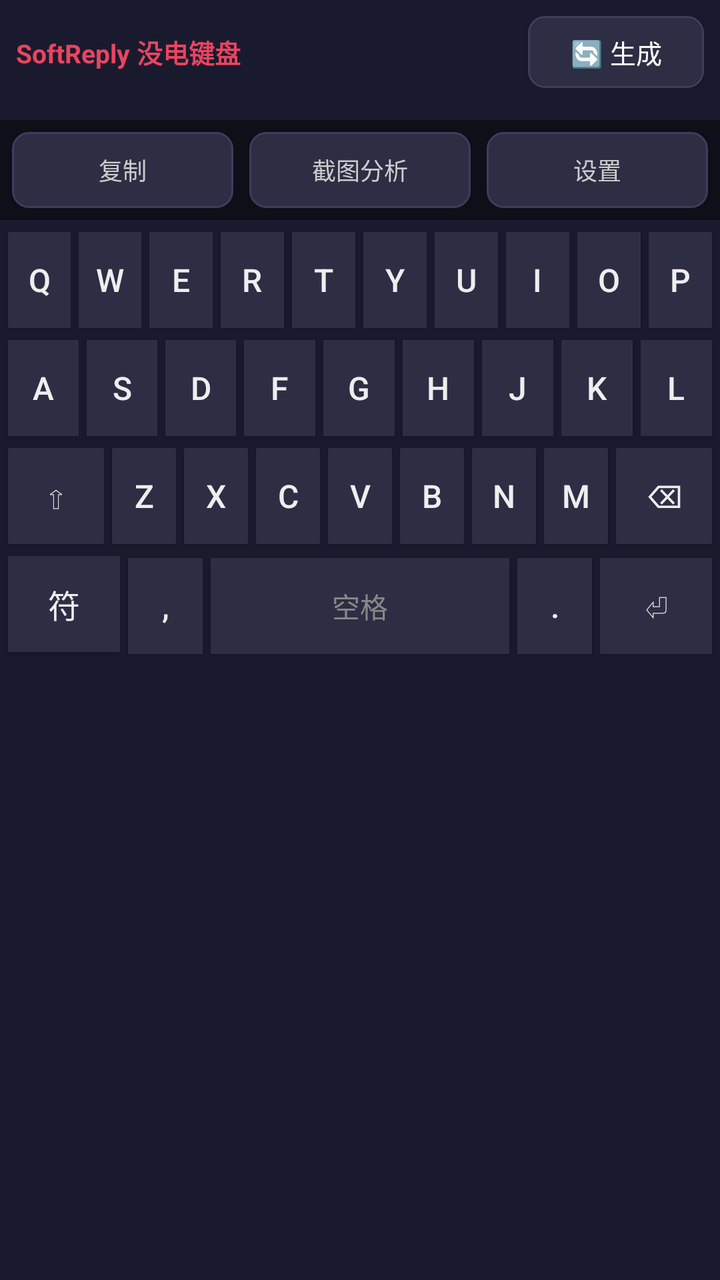
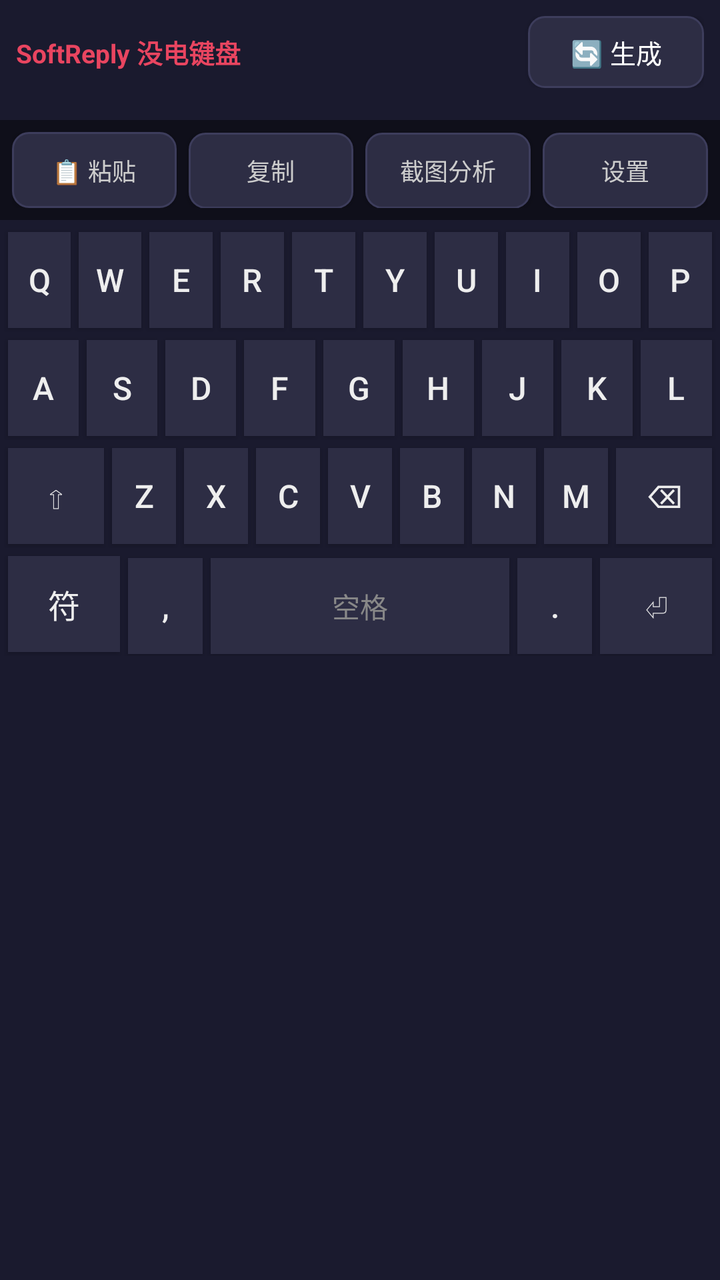

Before-and-after screenshots of an Android layout around one commit, followed by the original layout XML and the change that was made.
<!-- AndroidManifest.xml: application theme Theme.SoftReply -->
<!-- res/layout/keyboard_view.xml -->
<?xml version="1.0" encoding="utf-8"?>
<LinearLayout xmlns:android="http://schemas.android.com/apk/res/android"
    android:id="@+id/keyboard_container"
    android:layout_width="match_parent"
    android:layout_height="wrap_content"
    android:orientation="vertical"
    android:background="#1a1a2e">

    
    <LinearLayout
        android:layout_width="match_parent"
        android:layout_height="wrap_content"
        android:orientation="horizontal"
        android:padding="8dp"
        android:gravity="center_vertical">

        <TextView
            android:id="@+id/status_text"
            android:layout_width="0dp"
            android:layout_height="wrap_content"
            android:layout_weight="1"
            android:text="SoftReply 没电键盘"
            android:textColor="#e94560"
            android:textSize="13sp"
            android:textStyle="bold" />

        <Button
            android:id="@+id/btn_regenerate"
            android:layout_width="wrap_content"
            android:layout_height="36dp"
            android:text="🔄 生成"
            android:textSize="13sp"
            android:textColor="#fff"
            android:background="@drawable/bg_candidate"
            android:paddingHorizontal="12dp" />
    </LinearLayout>

    
    <HorizontalScrollView
        android:layout_width="match_parent"
        android:layout_height="wrap_content"
        android:paddingHorizontal="8dp"
        android:paddingBottom="8dp">

        <LinearLayout
            android:id="@+id/candidate_container"
            android:layout_width="wrap_content"
            android:layout_height="wrap_content"
            android:orientation="horizontal" />
    </HorizontalScrollView>

    
    <LinearLayout
        android:layout_width="match_parent"
        android:layout_height="wrap_content"
        android:orientation="horizontal"
        android:padding="6dp"
        android:background="#0f0f1a">

        <Button
            android:id="@+id/btn_copy"
            android:layout_width="0dp"
            android:layout_height="38dp"
            android:layout_weight="1"
            android:text="复制"
            android:textSize="12sp"
            android:textColor="#ccc"
            android:background="@drawable/bg_candidate"
            android:layout_marginEnd="4dp" />

        <Button
            android:id="@+id/btn_analyze"
            android:layout_width="0dp"
            android:layout_height="38dp"
            android:layout_weight="1"
            android:text="截图分析"
            android:textSize="12sp"
            android:textColor="#ccc"
            android:background="@drawable/bg_candidate"
            android:layout_marginHorizontal="4dp" />

        <Button
            android:id="@+id/btn_settings"
            android:layout_width="0dp"
            android:layout_height="38dp"
            android:layout_weight="1"
            android:text="设置"
            android:textSize="12sp"
            android:textColor="#ccc"
            android:background="@drawable/bg_candidate"
            android:layout_marginStart="4dp" />
    </LinearLayout>

    
    <LinearLayout
        android:layout_width="match_parent"
        android:layout_height="wrap_content"
        android:orientation="horizontal"
        android:paddingHorizontal="2dp"
        android:paddingTop="4dp">

        <Button android:id="@+id/key_q" style="@style/KeyStyle" android:text="Q" />
        <Button android:id="@+id/key_w" style="@style/KeyStyle" android:text="W" />
        <Button android:id="@+id/key_e" style="@style/KeyStyle" android:text="E" />
        <Button android:id="@+id/key_r" style="@style/KeyStyle" android:text="R" />
        <Button android:id="@+id/key_t" style="@style/KeyStyle" android:text="T" />
        <Button android:id="@+id/key_y" style="@style/KeyStyle" android:text="Y" />
        <Button android:id="@+id/key_u" style="@style/KeyStyle" android:text="U" />
        <Button android:id="@+id/key_i" style="@style/KeyStyle" android:text="I" />
        <Button android:id="@+id/key_o" style="@style/KeyStyle" android:text="O" />
        <Button android:id="@+id/key_p" style="@style/KeyStyle" android:text="P" />
    </LinearLayout>

    
    <LinearLayout
        android:layout_width="match_parent"
        android:layout_height="wrap_content"
        android:orientation="horizontal"
        android:paddingHorizontal="2dp"
        android:paddingTop="2dp">

        <Button android:id="@+id/key_a" style="@style/KeyStyle" android:text="A" />
        <Button android:id="@+id/key_s" style="@style/KeyStyle" android:text="S" />
        <Button android:id="@+id/key_d" style="@style/KeyStyle" android:text="D" />
        <Button android:id="@+id/key_f" style="@style/KeyStyle" android:text="F" />
        <Button android:id="@+id/key_g" style="@style/KeyStyle" android:text="G" />
        <Button android:id="@+id/key_h" style="@style/KeyStyle" android:text="H" />
        <Button android:id="@+id/key_j" style="@style/KeyStyle" android:text="J" />
        <Button android:id="@+id/key_k" style="@style/KeyStyle" android:text="K" />
        <Button android:id="@+id/key_l" style="@style/KeyStyle" android:text="L" />
    </LinearLayout>

    
    <LinearLayout
        android:layout_width="match_parent"
        android:layout_height="wrap_content"
        android:orientation="horizontal"
        android:paddingHorizontal="2dp"
        android:paddingTop="2dp">

        <Button android:id="@+id/key_shift" style="@style/KeyStyleWide" android:text="⇧" />
        <Button android:id="@+id/key_z" style="@style/KeyStyle" android:text="Z" />
        <Button android:id="@+id/key_x" style="@style/KeyStyle" android:text="X" />
        <Button android:id="@+id/key_c" style="@style/KeyStyle" android:text="C" />
        <Button android:id="@+id/key_v" style="@style/KeyStyle" android:text="V" />
        <Button android:id="@+id/key_b" style="@style/KeyStyle" android:text="B" />
        <Button android:id="@+id/key_n" style="@style/KeyStyle" android:text="N" />
        <Button android:id="@+id/key_m" style="@style/KeyStyle" android:text="M" />
        <Button android:id="@+id/key_del" style="@style/KeyStyleWide" android:text="⌫" />
    </LinearLayout>

    
    <LinearLayout
        android:layout_width="match_parent"
        android:layout_height="wrap_content"
        android:orientation="horizontal"
        android:paddingHorizontal="2dp"
        android:paddingTop="2dp"
        android:paddingBottom="4dp">

        <Button android:id="@+id/key_sym" style="@style/KeyStyleWide" android:text="符" />
        <Button android:id="@+id/key_comma" style="@style/KeyStyle" android:text="," />
        <Button android:id="@+id/key_space" style="@style/KeyStyleSpace" android:text="空格" />
        <Button android:id="@+id/key_period" style="@style/KeyStyle" android:text="." />
        <Button android:id="@+id/key_enter" style="@style/KeyStyleWide" android:text="⏎" />
    </LinearLayout>
</LinearLayout>
<!-- resources referenced by this layout -->
<resources>
  <!-- drawable bg_candidate (drawable) -->
  <?xml version="1.0" encoding="utf-8"?>
  <shape xmlns:android="http://schemas.android.com/apk/res/android"
      android:shape="rectangle">
      <solid android:color="#2d2d44" />
      <corners android:radius="8dp" />
      <stroke android:width="1dp" android:color="#3d3d5c" />
  </shape>
  <style name="KeyStyle">
          <item name="android:layout_width">0dp</item>
          <item name="android:layout_height">48dp</item>
          <item name="android:layout_weight">1</item>
          <item name="android:textSize">16sp</item>
          <item name="android:textColor">#eee</item>
          <item name="android:background">#2d2d44</item>
          <item name="android:layout_margin">2dp</item>
          <item name="android:padding">0dp</item>
      </style>
  <style name="KeyStyleSpace">
          <item name="android:layout_width">0dp</item>
          <item name="android:layout_height">48dp</item>
          <item name="android:layout_weight">4</item>
          <item name="android:textSize">14sp</item>
          <item name="android:textColor">#888</item>
          <item name="android:background">#2d2d44</item>
          <item name="android:layout_margin">2dp</item>
          <item name="android:padding">0dp</item>
      </style>
  <style name="KeyStyleWide">
          <item name="android:layout_width">0dp</item>
          <item name="android:layout_height">48dp</item>
          <item name="android:layout_weight">1.5</item>
          <item name="android:textSize">16sp</item>
          <item name="android:textColor">#eee</item>
          <item name="android:background">#2d2d44</item>
          <item name="android:layout_margin">2dp</item>
          <item name="android:padding">0dp</item>
      </style>
  <style name="Theme.SoftReply" parent="Theme.MaterialComponents.DayNight.NoActionBar">
          <item name="colorPrimary">#e94560</item>
          <item name="colorPrimaryVariant">#c73e54</item>
          <item name="colorOnPrimary">@android:color/white</item>
          <item name="android:windowBackground">#0f0f1a</item>
      </style>
</resources>

<!-- the commit's change to res/layout/keyboard_view.xml (unified diff, before → after) -->
@@ -58,6 +58,17 @@
         android:background="#0f0f1a">
 
         <Button
+            android:id="@+id/btn_paste"
+            android:layout_width="0dp"
+            android:layout_height="38dp"
+            android:layout_weight="1"
+            android:text="📋 粘贴"
+            android:textSize="12sp"
+            android:textColor="#ccc"
+            android:background="@drawable/bg_candidate"
+            android:layout_marginEnd="3dp" />
+
+        <Button
             android:id="@+id/btn_copy"
             android:layout_width="0dp"
             android:layout_height="38dp"
@@ -66,7 +77,7 @@
             android:textSize="12sp"
             android:textColor="#ccc"
             android:background="@drawable/bg_candidate"
-            android:layout_marginEnd="4dp" />
+            android:layout_marginHorizontal="3dp" />
 
         <Button
             android:id="@+id/btn_analyze"
@@ -77,7 +88,7 @@
             android:textSize="12sp"
             android:textColor="#ccc"
             android:background="@drawable/bg_candidate"
-            android:layout_marginHorizontal="4dp" />
+            android:layout_marginHorizontal="3dp" />
 
         <Button
             android:id="@+id/btn_settings"
@@ -88,7 +99,7 @@
             android:textSize="12sp"
             android:textColor="#ccc"
             android:background="@drawable/bg_candidate"
-            android:layout_marginStart="4dp" />
+            android:layout_marginStart="3dp" />
     </LinearLayout>
 
     
